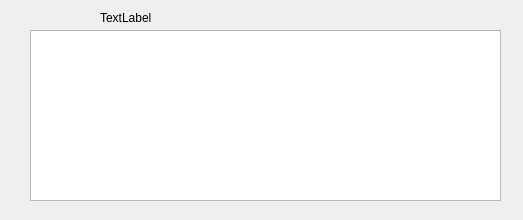
This is widgetinselector.ui in mtparet/PecsQt as Qt 5 draws it before an edit. The edited form follows.
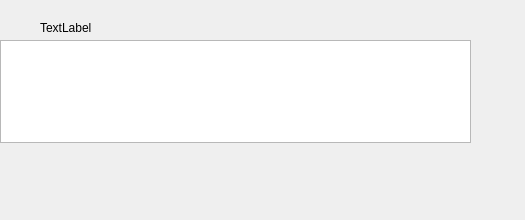
This is the edited form. Custom widgets are drawn as their Qt base class.

Commit message: Améliorations UI

Diff of the .ui file:
```diff
--- a/widgetinselector.ui
+++ b/widgetinselector.ui
@@ -6,40 +6,30 @@
    <rect>
     <x>0</x>
     <y>0</y>
-    <width>523</width>
+    <width>525</width>
     <height>220</height>
    </rect>
   </property>
   <property name="minimumSize">
    <size>
-    <width>389</width>
+    <width>525</width>
     <height>220</height>
    </size>
   </property>
+  <property name="maximumSize">
+   <size>
+    <width>525</width>
+    <height>16777215</height>
+   </size>
+  </property>
   <property name="windowTitle">
    <string>Form</string>
   </property>
-  <widget class="MListSelector" name="listWidget">
-   <property name="geometry">
-    <rect>
-     <x>30</x>
-     <y>30</y>
-     <width>471</width>
-     <height>171</height>
-    </rect>
-   </property>
-   <property name="minimumSize">
-    <size>
-     <width>321</width>
-     <height>101</height>
-    </size>
-   </property>
-  </widget>
   <widget class="QLabel" name="label">
    <property name="geometry">
     <rect>
-     <x>100</x>
-     <y>10</y>
+     <x>40</x>
+     <y>20</y>
      <width>61</width>
      <height>15</height>
     </rect>
@@ -51,12 +41,47 @@
     <string>TextLabel</string>
    </property>
   </widget>
+  <widget class="QWidget" name="horizontalLayoutWidget">
+   <property name="geometry">
+    <rect>
+     <x>0</x>
+     <y>40</y>
+     <width>521</width>
+     <height>103</height>
+    </rect>
+   </property>
+   <layout class="QHBoxLayout" name="horizontalLayout">
+    <item>
+     <widget class="MyListSelector" name="listWidget">
+      <property name="minimumSize">
+       <size>
+        <width>471</width>
+        <height>101</height>
+       </size>
+      </property>
+     </widget>
+    </item>
+    <item>
+     <spacer name="horizontalSpacer">
+      <property name="orientation">
+       <enum>Qt::Horizontal</enum>
+      </property>
+      <property name="sizeHint" stdset="0">
+       <size>
+        <width>40</width>
+        <height>20</height>
+       </size>
+      </property>
+     </spacer>
+    </item>
+   </layout>
+  </widget>
  </widget>
  <customwidgets>
   <customwidget>
-   <class>MListSelector</class>
+   <class>MyListSelector</class>
    <extends>QListWidget</extends>
-   <header>mlistselector.h</header>
+   <header>mylistselector.h</header>
   </customwidget>
  </customwidgets>
  <resources/>
```
The commit also changes 6 other files.
